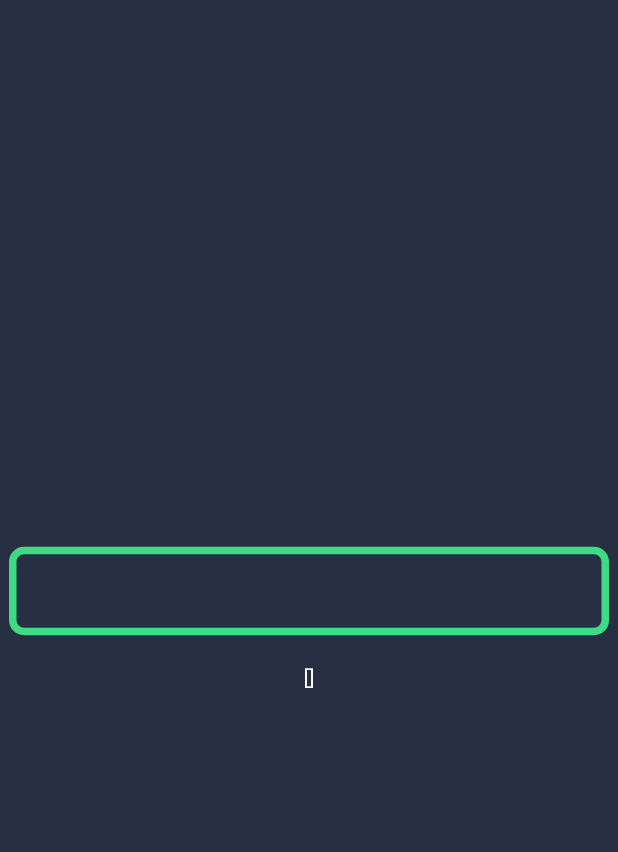
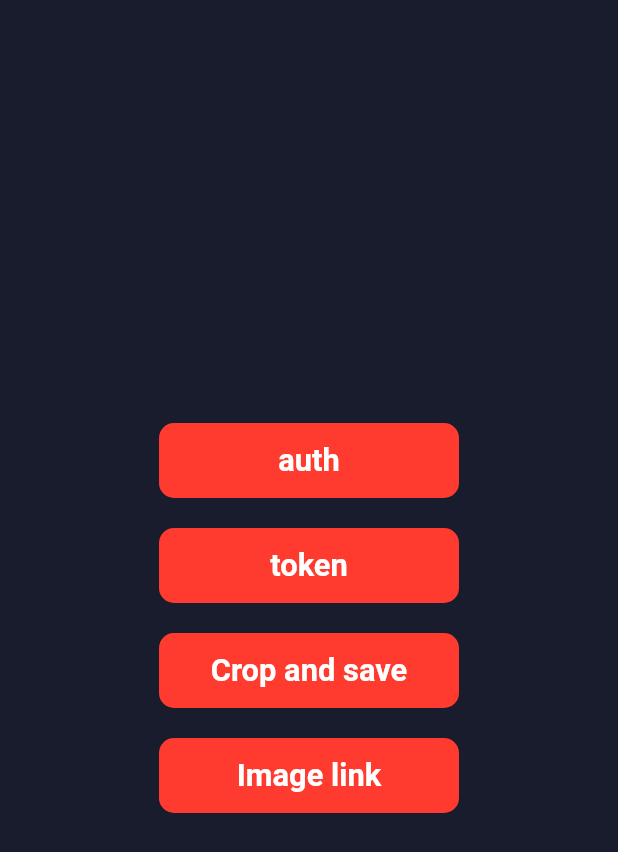
Before and after one commit to MP281X/romlinks_frontend, a Flutter app: the screen it shows after launch, on a phone screen of 412 x 824 dp. Shown: the top 852 px of the screen. Run offline on Flutter 3.47's test engine with Material 2 defaults, Android fonts, the phone set to English and light mode, and no system bars; our stand-ins replace get, image_picker, shared_preferences; missing offline and left inert: crop_your_image.

Commit message:
fixed the image picker and the login section

```diff
--- /dev/null
+++ b/lib/logic/services/saveImage_service.dart
@@ -0,0 +1,15 @@
+import 'package:get/get.dart';
+
+class SaveImageLink extends GetxController {
+  List<String> imageLinks = [];
+
+  void addLink(String link) {
+    imageLinks.add(link);
+    update();
+  }
+
+  void clearLink() {
+    imageLinks.clear();
+    update();
+  }
+}
--- a/lib/logic/services/user_service.dart
+++ b/lib/logic/services/user_service.dart
@@ -1,4 +1,5 @@
 import 'package:romlinks_frontend/logic/services/http_handler.dart';
+import 'package:shared_preferences/shared_preferences.dart';
 
 class UserService {
   // service url
@@ -11,6 +12,7 @@ class UserService {
     required String password,
     required String image,
   }) async {
+    SharedPreferences prefs = await SharedPreferences.getInstance();
     // make the request
     Map<String, dynamic> response =
         await HttpHandler.post(url + "/user", body: {
@@ -19,6 +21,12 @@ class UserService {
       "password": password,
       "image": image,
     });
+
+    if (response["token"] != "") {
+      prefs.setString("token", response["token"]);
+      prefs.setString("username", username);
+      prefs.setString("password", password);
+    }
     // return the token
     return response["token"] ?? "";
   }
@@ -58,10 +66,16 @@ class UserService {
 
   // log in
   static Future<String> logIn(String username, String password) async {
+    SharedPreferences prefs = await SharedPreferences.getInstance();
     Map<String, dynamic> response = await HttpHandler.get(
       url + "/user",
       header: {"username": username, "password": password},
     );
+    if (response["token"] != "") {
+      prefs.setString("token", response["token"]);
+      prefs.setString("username", username);
+      prefs.setString("password", password);
+    }
     return response["token"] ?? "";
   }
 
@@ -73,6 +87,13 @@ class UserService {
     );
     return response;
   }
+
+  static void logOut() async {
+    SharedPreferences prefs = await SharedPreferences.getInstance();
+    prefs.remove("username");
+    prefs.remove("password");
+    prefs.remove("token");
+  }
 }
 
 enum PermType { verified, ban, moderator }
--- a/lib/main.dart
+++ b/lib/main.dart
@@ -1,8 +1,10 @@
 import 'package:flutter/material.dart';
 import 'package:get/get.dart';
+import 'package:romlinks_frontend/views/screen/auth_screen.dart';
+import 'package:romlinks_frontend/views/screen/home_screen.dart';
+import 'package:romlinks_frontend/views/screen/login_screen.dart';
+import 'package:romlinks_frontend/views/screen/signUp_screen.dart';
 import 'package:romlinks_frontend/views/theme.dart';
-
-import 'views/screen/home_screen.dart';
 
 void main() => runApp(MyApp());
 
@@ -13,7 +15,12 @@ class MyApp extends StatelessWidget {
       theme: ThemeApp.themeData,
       darkTheme: ThemeApp.themeData,
       debugShowCheckedModeBanner: false,
-      home: Home(),
+      home: HomeScreen(),
+      getPages: [
+        GetPage(name: "/logIn", page: () => LoginScreen()),
+        GetPage(name: "/signUp", page: () => SignUpScreen()),
+        GetPage(name: "/auth", page: () => AuthScreen()),
+      ],
     );
   }
 }
--- a/lib/views/screen/home_screen.dart
+++ b/lib/views/screen/home_screen.dart
@@ -1,16 +1,20 @@
+import 'dart:typed_data';
+
+import 'package:crop_your_image/crop_your_image.dart';
+import 'package:flutter/foundation.dart';
 import 'package:flutter/material.dart';
-import 'package:romlinks_frontend/logic/services/device_service.dart';
+import 'package:flutter/services.dart';
+import 'package:get/get.dart';
+import 'package:image_picker/image_picker.dart';
+import 'package:romlinks_frontend/logic/services/fileStorage_service.dart';
+import 'package:romlinks_frontend/logic/services/saveImage_service.dart';
+import 'package:romlinks_frontend/views/screen/saveImage_screen.dart';
+import 'package:romlinks_frontend/views/theme.dart';
+import 'package:shared_preferences/shared_preferences.dart';
 
-class Home extends StatefulWidget {
-  const Home({Key? key}) : super(key: key);
+class HomeScreen extends StatelessWidget {
+  final SaveImageLink links = Get.put(SaveImageLink());
 
-  @override
-  _HomeState createState() => _HomeState();
-}
-
-var devices = [];
-
-class _HomeState extends State<Home> {
   @override
   Widget build(BuildContext context) {
     return Scaffold(
@@ -18,19 +22,49 @@ class _HomeState extends State<Home> {
         child: Column(
           mainAxisAlignment: MainAxisAlignment.center,
           children: [
-            SizedBox(
-              width: 400,
-              child: TextField(
-                onChanged: (text) async {
-                  devices = await DeviceService.searchDeviceName(text);
-                  setState(() {
-                    devices = devices;
-                  });
-                },
+            ButtonW(
+              "auth",
+              height: 50,
+              width: 200,
+              white: true,
+              onTap: () => Get.toNamed("/auth"),
+            ),
+            ButtonW(
+              "token",
+              height: 50,
+              width: 200,
+              white: true,
+              onTap: () async {
+                SharedPreferences prefs = await SharedPreferences.getInstance();
+                String? token = prefs.getString("token");
+                print(token);
+                String? username = prefs.getString("username");
+                print(username);
+                String? password = prefs.getString("password");
+                print(password);
+              },
+            ),
+            ButtonW(
+              "Crop and save",
+              height: 50,
+              width: 200,
+              white: true,
+              onTap: () => Get.to(
+                SaveImageScreen(
+                  aspectRatio: 1,
+                  category: PhotoCategory.logo,
+                  romName: "test",
+                  androidVersion: 11,
+                ),
               ),
             ),
-            SizedBox(height: 20),
-            Text(devices.toString()),
+            ButtonW(
+              "Image link",
+              height: 50,
+              width: 200,
+              white: true,
+              onTap: () => print(links.imageLinks),
+            ),
           ],
         ),
       ),
--- a/lib/views/theme.dart
+++ b/lib/views/theme.dart
@@ -6,6 +6,7 @@ class ThemeApp {
     canvasColor: secondaryColor,
     scaffoldBackgroundColor: primaryColor,
     primaryColor: primaryColor,
+    colorScheme: ThemeData.dark().colorScheme.copyWith(primary: accentColor),
     accentColor: secondaryColor,
     appBarTheme: AppBarTheme(
       color: primaryColor,
@@ -21,7 +22,7 @@ class ThemeApp {
 
   //! TextField border
   static OutlineInputBorder _textFieldBorder = OutlineInputBorder(
-    borderSide: BorderSide(color: secondaryColor, width: 5.0),
+    borderSide: BorderSide(color: secondaryColor, width: 4.0),
     borderRadius: BorderRadius.all(Radius.circular(10)),
   );
 
@@ -40,9 +41,9 @@ class ThemeApp {
   );
 
   //! Color
-  static const Color primaryColor = Color(0xFF273043);
-  static const Color secondaryColor = Color(0xFF3DDC84);
-  static const Color accentColor = Color(0xFFA5ABBD);
+  static const Color primaryColor = Color(0xFF181C2D);
+  static const Color secondaryColor = Color(0xFF1D2335);
+  static const Color accentColor = Color(0xFFFF3B30);
 }
 
 //! Base widget
@@ -97,8 +98,8 @@ class ButtonW extends StatelessWidget {
     required this.onTap,
     this.color = ThemeApp.accentColor,
     this.white = false,
-    this.padding = const EdgeInsets.all(20),
-    this.margin = const EdgeInsets.all(20),
+    this.padding = const EdgeInsets.all(13),
+    this.margin = const EdgeInsets.all(10),
   });
   final String text;
   final double height;
@@ -112,7 +113,7 @@ class ButtonW extends StatelessWidget {
   @override
   Widget build(BuildContext context) {
     return GestureDetector(
-      onTap: onTap(),
+      onTap: () => onTap(),
       child: ContainerW(
         FittedBox(
           child: TextW(
@@ -152,7 +153,7 @@ class TextW extends StatelessWidget {
       text,
       style: TextStyle(
         fontSize: size,
-        color: white ? ThemeApp.primaryColor : ThemeApp.secondaryColor,
+        color: white ? Colors.white : ThemeApp.primaryColor,
         fontWeight: bold ? FontWeight.bold : FontWeight.normal,
       ),
       textAlign: centerText ? TextAlign.center : TextAlign.left,
--- a/pubspec.yaml
+++ b/pubspec.yaml
@@ -11,6 +11,7 @@ environment:
 dependencies:
   flutter:
     sdk: flutter
+  crop_your_image: ^0.5.3
   cupertino_icons: ^1.0.2
   get: ^4.1.4
   http: ^0.13.3
@@ -27,7 +28,6 @@ flutter:
   # To add assets to your application, add an assets section, like this:
   assets:
     - images/
-
   # fonts:
   #   - family: Schyler
   #     fonts:
```
Also changed, not shown: lib/logic/services/fileStorage_service.dart (+10 -39 lines), lib/logic/services/rom_service.dart (+6 -6 lines), lib/views/screen/auth_screen.dart (added, +42 -0 lines), lib/views/screen/login_screen.dart (added, +68 -0 lines), lib/views/screen/saveImage_screen.dart (added, +136 -0 lines), lib/views/screen/signUp_screen.dart (added, +88 -0 lines), pubspec.lock.
